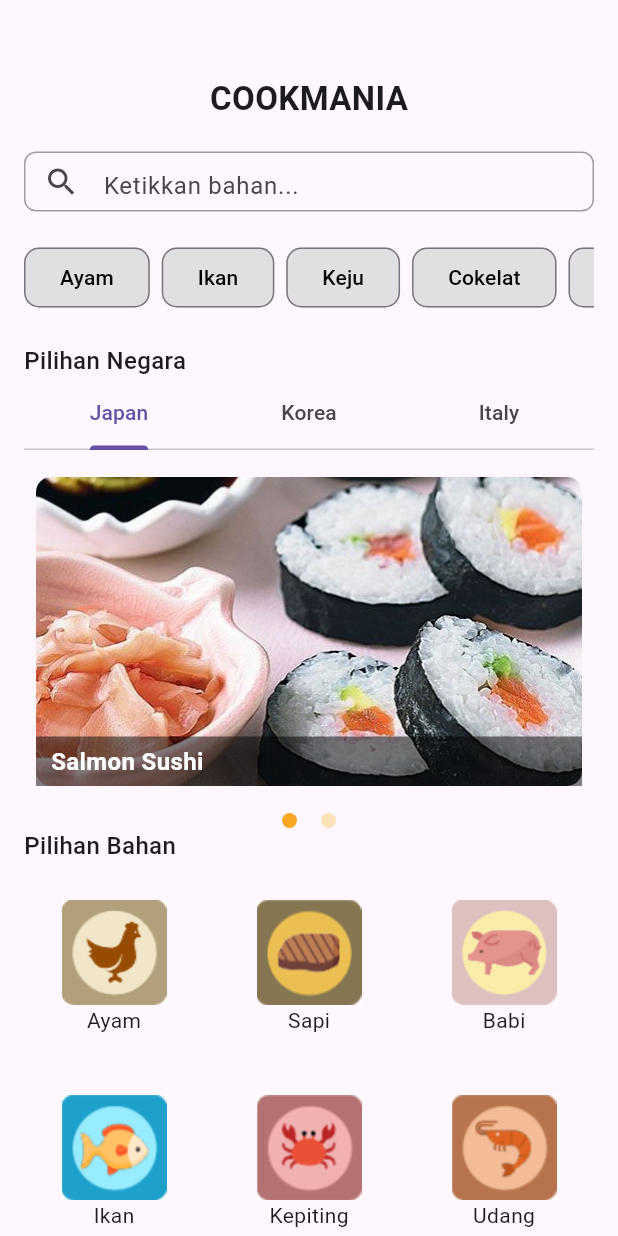
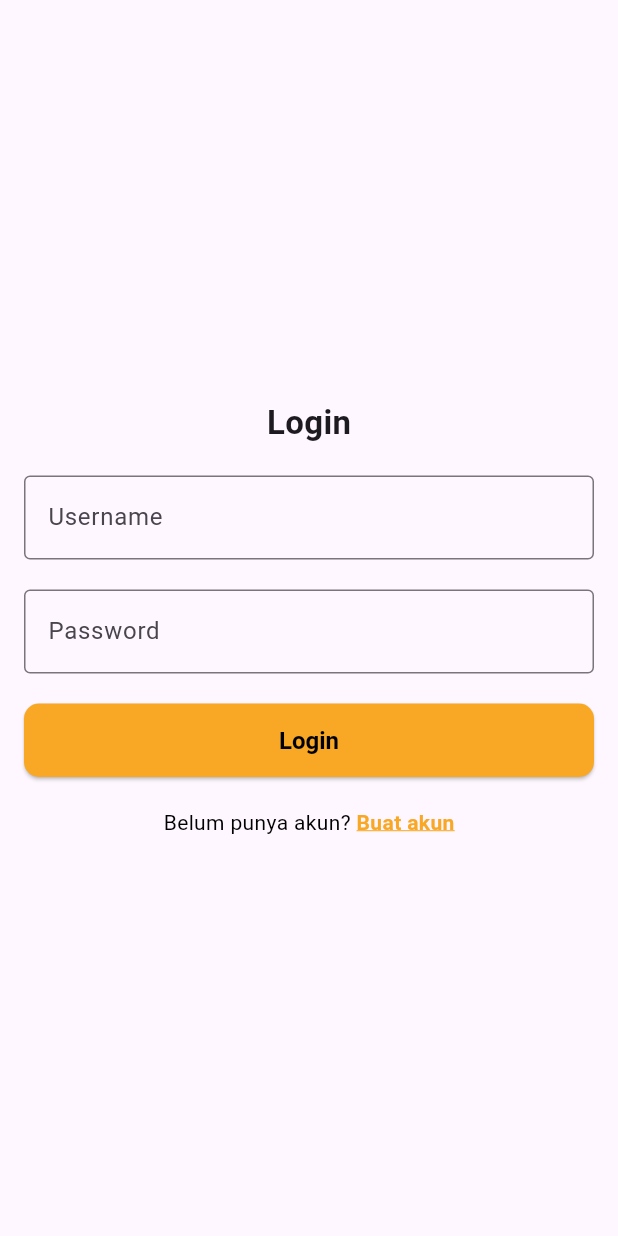
Before and after one commit to cathNotcat/ambw-project-cookmania, a Flutter app: the screen it shows after launch, on a phone screen of 412 x 824 dp. Run offline on Flutter 3.47's test engine with Material 3 defaults, Android fonts, the phone set to English and light mode, and no system bars; drawn by our look-alikes of smooth_page_indicator.

Commit message:
login and register UI

```diff
--- a/lib/home_page.dart
+++ b/lib/home_page.dart
@@ -1,5 +1,3 @@
-import 'dart:math';
-
 import 'package:cookmania/homepage/pilihan_bahan.dart';
 import 'package:cookmania/homepage/pilihan_negara.dart';
 import 'package:flutter/material.dart';
--- /dev/null
+++ b/lib/login_page.dart
@@ -0,0 +1,160 @@
+import 'package:cookmania/home_page.dart';
+import 'package:cookmania/register_page.dart';
+import 'package:flutter/material.dart';
+
+class LoginPage extends StatefulWidget {
+  const LoginPage({super.key});
+
+  @override
+  State createState() => _LoginPageState();
+}
+
+class _LoginPageState extends State<LoginPage> {
+  final _formKey = GlobalKey<FormState>();
+  final TextEditingController _usernameController = TextEditingController();
+  final TextEditingController _passwordController = TextEditingController();
+
+  @override
+  void dispose() {
+    _usernameController.dispose();
+    _passwordController.dispose();
+    super.dispose();
+  }
+
+  void _login() {
+    if (_formKey.currentState!.validate()) {
+      print("to home page");
+      Navigator.of(context).push(
+        MaterialPageRoute(
+          builder: (context) => const HomePage(),
+        ),
+      );
+    }
+  }
+
+  void _register() {
+    print("to register page");
+    Navigator.of(context).push(
+      MaterialPageRoute(
+        builder: (context) => const RegisterPage(),
+      ),
+    );
+  }
+
+  @override
+  Widget build(BuildContext context) {
+    return MaterialApp(
+      home: Builder(builder: (context) {
+        return Scaffold(
+          body: Center(
+            child: Padding(
+              padding: const EdgeInsets.all(16.0),
+              child: Form(
+                key: _formKey,
+                child: Column(
+                  mainAxisSize: MainAxisSize.min,
+                  children: [
+                    // ----------------------------------TITLE----------------------------------
+                    const Text(
+                      'Login',
+                      style: TextStyle(
+                          fontSize: 22.0, fontWeight: FontWeight.bold),
+                    ),
+                    const SizedBox(height: 20.0),
+                    // ----------------------------------USERNAME----------------------------------
+                    TextFormField(
+                      controller: _usernameController,
+                      decoration: const InputDecoration(
+                        labelText: 'Username',
+                        border: OutlineInputBorder(),
+                        focusedBorder: OutlineInputBorder(
+                          borderSide: BorderSide(
+                            color: Color.fromRGBO(249, 168, 37, 1),
+                          ),
+                        ),
+                      ),
+                      validator: (value) {
+                        if (value == null || value.isEmpty) {
+                          return 'Please enter your username';
+                        }
+                        return null;
+                      },
+                    ),
+                    const SizedBox(height: 20.0),
+                    // ----------------------------------PASSWORD----------------------------------
+                    TextFormField(
+                      controller: _passwordController,
+                      decoration: const InputDecoration(
+                        labelText: 'Password',
+                        border: OutlineInputBorder(),
+                        focusedBorder: OutlineInputBorder(
+                          borderSide: BorderSide(
+                            color: Color.fromRGBO(249, 168, 37, 1),
+                          ),
+                        ),
+                      ),
+                      obscureText: false,
+                      validator: (value) {
+                        if (value == null || value.isEmpty) {
+                          return 'Please enter your password';
+                        }
+                        return null;
+                      },
+                    ),
+                    const SizedBox(height: 20.0),
+                    // ----------------------------------BUTTON----------------------------------
+                    SizedBox(
+                      width: double.infinity,
+                      child: ElevatedButton(
+                        style: ElevatedButton.styleFrom(
+                          backgroundColor: Colors.yellow.shade800,
+                          foregroundColor: Colors.black,
+                          shape: RoundedRectangleBorder(
+                              borderRadius: BorderRadius.circular(10)),
+                          padding: const EdgeInsets.symmetric(vertical: 15.0),
+                          textStyle: const TextStyle(
+                            fontSize: 16.0,
+                            fontWeight: FontWeight.bold,
+                          ),
+                        ),
+                        onPressed: _login,
+                        child: const Text('Login'),
+                      ),
+                    ),
+                    const SizedBox(height: 20.0),
+                    // ----------------------------------REGISTER----------------------------------
+                    Row(
+                      mainAxisAlignment: MainAxisAlignment.center,
+                      children: [
+                        const Text(
+                          'Belum punya akun? ',
+                          style: TextStyle(
+                            color: Colors.black,
+                          ),
+                        ),
+                        GestureDetector(
+                          onTap: () {
+                            _register();
+                          },
+                          child: Text(
+                            'Buat akun',
+                            style: TextStyle(
+                              color: Colors.yellow.shade800,
+                              fontWeight: FontWeight.bold,
+                              decoration: TextDecoration.underline,
+                              decorationColor: Colors.yellow.shade800,
+                            ),
+                          ),
+                        ),
+                      ],
+                    ),
+                  ],
+                ),
+              ),
+            ),
+          ),
+        );
+      }),
+    );
+  }
+}
--- a/lib/main.dart
+++ b/lib/main.dart
@@ -1,4 +1,5 @@
 import 'package:cookmania/home_page.dart';
+import 'package:cookmania/login_page.dart';
 import 'package:flutter/material.dart';
 
 void main() {
@@ -12,7 +13,8 @@ class MainApp extends StatelessWidget {
   Widget build(BuildContext context) {
     return const MaterialApp(
       debugShowCheckedModeBanner: false,
-      home: HomePage(),
+      // home: HomePage(),
+      home: LoginPage(),
     );
   }
 }
```
Also changed, not shown: lib/register_page.dart (added, +178 -0 lines).
